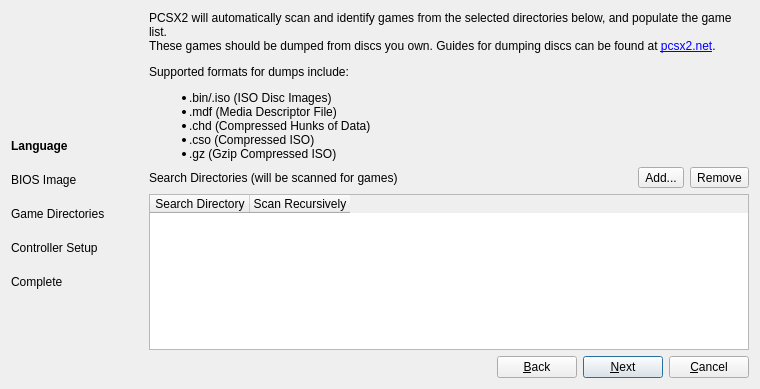
Above: pcsx2-qt/SetupWizardDialog.ui from PCSX2/pcsx2 before the change. Below: the same form after it.
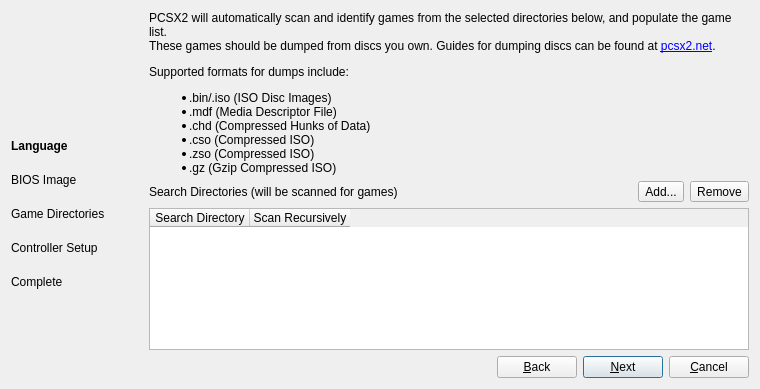
That is the form after the change. The open tabs and pages were chosen to show the change. Icons and pictures are not drawn.

Commit message:
Qt: Add mention zso formatted roms
This was an oversight for the Wizard Setup where it didn't list with the supported formats and the GameList when you don't have any games added. It already works when you click open file among supported formats.

Diff of the .ui file:
```diff
--- a/pcsx2-qt/SetupWizardDialog.ui
+++ b/pcsx2-qt/SetupWizardDialog.ui
@@ -342,7 +342,7 @@
        <item>
         <widget class="QLabel" name="label_6">
          <property name="text">
-          <string>&lt;html&gt;&lt;head/&gt;&lt;body&gt;&lt;p&gt;PCSX2 will automatically scan and identify games from the selected directories below, and populate the game list.&lt;br&gt;These games should be dumped from discs you own. Guides for dumping discs can be found at &lt;a href=&quot;https://pcsx2.net/docs/usage/setup/#dumping-ps2-discs-via-imgburn&quot;&gt;pcsx2.net&lt;/a&gt;.&lt;/p&gt;&lt;p&gt;Supported formats for dumps include:&lt;/p&gt;&lt;p&gt;&lt;ul&gt;&lt;li&gt;.bin/.iso (ISO Disc Images)&lt;/li&gt;&lt;li&gt;.mdf (Media Descriptor File)&lt;/li&gt;&lt;li&gt;.chd (Compressed Hunks of Data)&lt;/li&gt;&lt;li&gt;.cso (Compressed ISO)&lt;/li&gt;&lt;li&gt;.gz (Gzip Compressed ISO)&lt;/li&gt;&lt;/ul&gt;&lt;/p&gt;&lt;/p&gt;&lt;/body&gt;&lt;/html&gt;</string>
+          <string>&lt;html&gt;&lt;head/&gt;&lt;body&gt;&lt;p&gt;PCSX2 will automatically scan and identify games from the selected directories below, and populate the game list.&lt;br&gt;These games should be dumped from discs you own. Guides for dumping discs can be found at &lt;a href=&quot;https://pcsx2.net/docs/usage/setup/#dumping-ps2-discs-via-imgburn&quot;&gt;pcsx2.net&lt;/a&gt;.&lt;/p&gt;&lt;p&gt;Supported formats for dumps include:&lt;/p&gt;&lt;p&gt;&lt;ul&gt;&lt;li&gt;.bin/.iso (ISO Disc Images)&lt;/li&gt;&lt;li&gt;.mdf (Media Descriptor File)&lt;/li&gt;&lt;li&gt;.chd (Compressed Hunks of Data)&lt;/li&gt;&lt;li&gt;.cso (Compressed ISO)&lt;/li&gt;&lt;li&gt;.zso (Compressed ISO)&lt;/li&gt;&lt;li&gt;.gz (Gzip Compressed ISO)&lt;/li&gt;&lt;/ul&gt;&lt;/p&gt;&lt;/p&gt;&lt;/body&gt;&lt;/html&gt;</string>
          </property>
          <property name="alignment">
           <set>Qt::AlignLeading|Qt::AlignLeft|Qt::AlignTop</set>
```
The commit also changes 1 other file.
